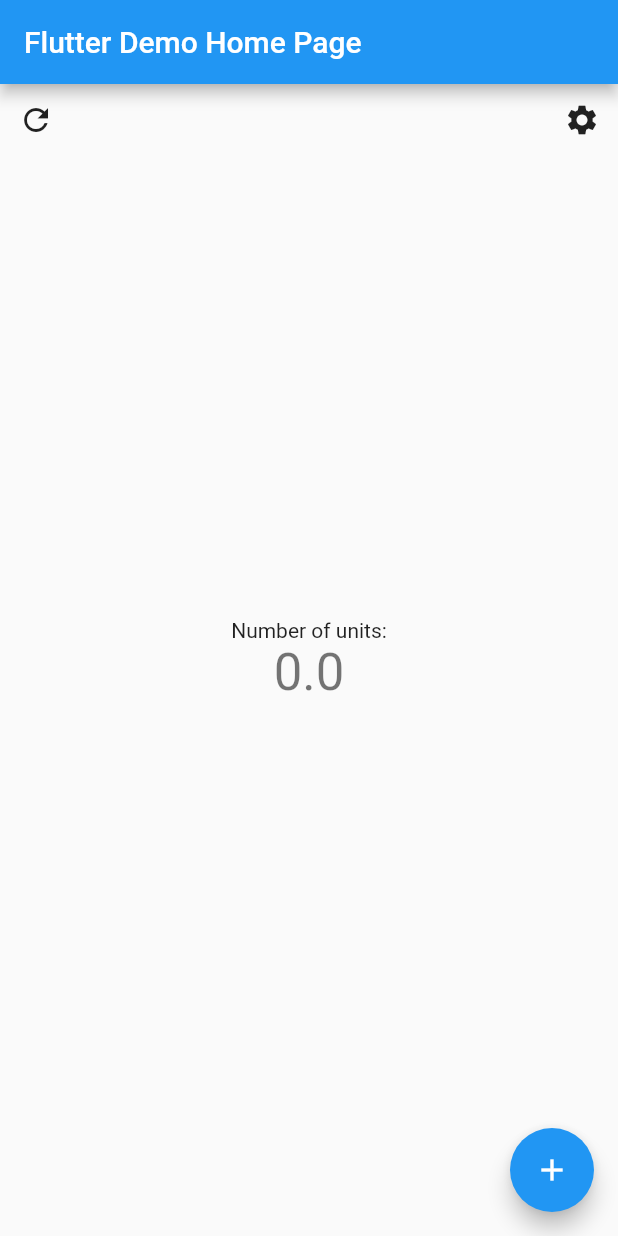
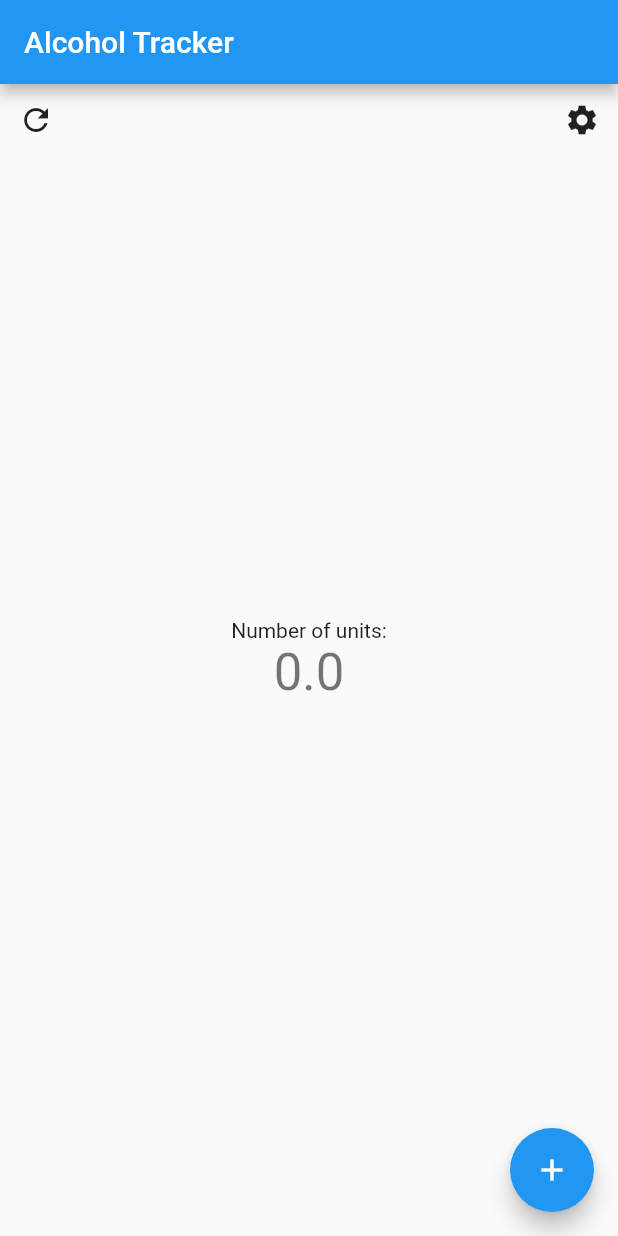
Before and after one commit to ukarroum/alcool-tracker-flutter, a Flutter app: the screen it shows after launch, on a phone screen of 412 x 824 dp. Run offline on Flutter 3.47's test engine with Material 2 defaults, Android fonts, the phone set to English and light mode, and no system bars.

Commit message:
Updated application name

```diff
--- a/alcohol_tracker_flutter/lib/main.dart
+++ b/alcohol_tracker_flutter/lib/main.dart
@@ -9,7 +9,7 @@
   @override
   Widget build(BuildContext context) {
     return MaterialApp(
-      title: 'Flutter Demo',
+      title: 'Alcohol Tracker',
       theme: ThemeData(
         // This is the theme of your application.
         //
@@ -22,7 +22,7 @@
         // is not restarted.
         primarySwatch: Colors.blue,
       ),
-      home: MyHomePage(title: 'Flutter Demo Home Page'),
+      home: MyHomePage(title: 'Alcohol Tracker'),
     );
   }
 }
```
Also changed, not shown: 1 other file.
